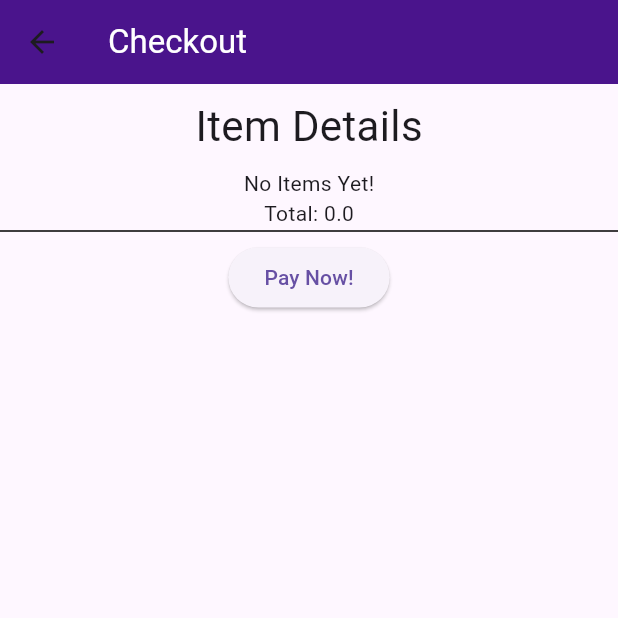
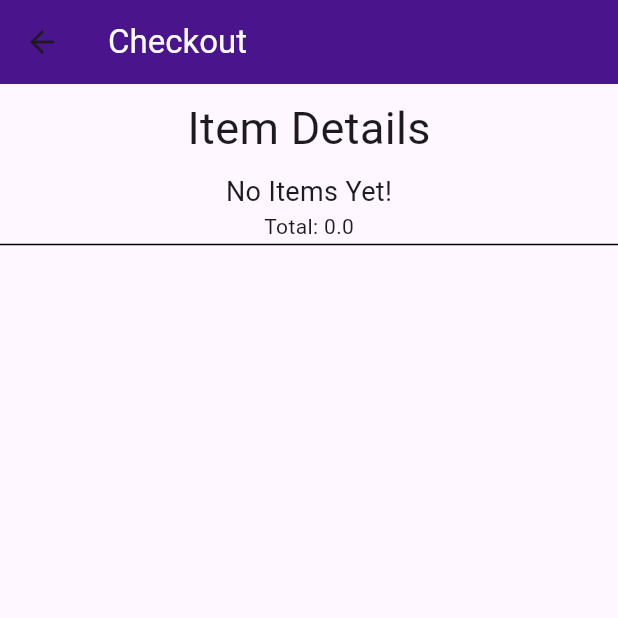
Before and after one commit to cjules26/exer6-state-management-cjules26, a Flutter app: the MyCart screen opened by its route, after a tap on "Checkout", on a phone screen of 412 x 824 dp, the top half of it. Run offline on Flutter 3.47's test engine with Material 3 defaults, Android fonts, the phone set to English and light mode, and no system bars.

Commit message:
chore: implemented checkout but still lacking

```diff
--- a/exer6/lib/model/Item.dart
+++ b/exer6/lib/model/Item.dart
@@ -1,3 +1,5 @@
+// ignore_for_file: file_names
+
 class Item {
   String name;
   double price;
--- a/exer6/lib/screen/Checkout.dart
+++ b/exer6/lib/screen/Checkout.dart
@@ -1,7 +1,10 @@
 // ignore_for_file: file_names
 
+import "package:exer6/model/Item.dart";
+import "package:exer6/provider/shoppingcart_provider.dart";
 import "package:exer6/screen/MyCart.dart";
 import "package:flutter/material.dart";
+import "package:provider/provider.dart";
 
 class Checkout extends StatelessWidget {
   const Checkout({super.key});
@@ -9,6 +12,8 @@ class Checkout extends StatelessWidget {
   @override
   Widget build(BuildContext context) {
     MyCart cart = const MyCart();
+    bool isVisible = false;
+    List<Item> products = context.watch<ShoppingCart>().cart;
     return Scaffold(
       appBar: AppBar(
         title: const Text("Checkout", style: TextStyle(color: Colors.white)),
@@ -21,7 +26,7 @@ class Checkout extends StatelessWidget {
             padding: EdgeInsets.all(8.0),
             child: Text(
               "Item Details",
-              style: TextStyle(fontSize: 28),
+              style: TextStyle(fontSize: 30),
             ),
           ),
           cart.getItems(context),
@@ -32,15 +37,25 @@ class Checkout extends StatelessWidget {
               children: [
                 Padding(
                   padding: const EdgeInsets.all(5.0),
+                  child: Visibility(
+                    visible: isVisible,
                     child: ElevatedButton(
                         onPressed: () {
+                          if (products.isNotEmpty) {
                             ScaffoldMessenger.of(context)
                                 .showSnackBar(const SnackBar(
                               content: Text("Payment Successful!"),
                               duration: Duration(seconds: 1, milliseconds: 100),
                             ));
+                            context.read<ShoppingCart>().removeAll();
+                            Navigator.pushNamed(context, "/products");
+                          } else {
+                            isVisible = false;
+                            noItems();
+                          }
                         },
                         child: const Text("Pay Now!")),
+                  ),
                 ),
               ],
             ),
@@ -49,4 +64,8 @@ class Checkout extends StatelessWidget {
       ),
     );
   }
+
+  Widget noItems() {
+    return (const Text("No items to checkout"));
   }
+}
--- a/exer6/lib/screen/MyCart.dart
+++ b/exer6/lib/screen/MyCart.dart
@@ -64,7 +64,10 @@ class MyCart extends StatelessWidget {
     List<Item> products = context.watch<ShoppingCart>().cart;
     String productname = "";
     return products.isEmpty
-        ? const Text("No Items Yet!")
+        ? const Text(
+            "No Items Yet!",
+            style: TextStyle(fontSize: 18),
+          )
         : Expanded(
             child: Column(
             children: [
```
Lines whose indentation alone changed are shown as unchanged.
